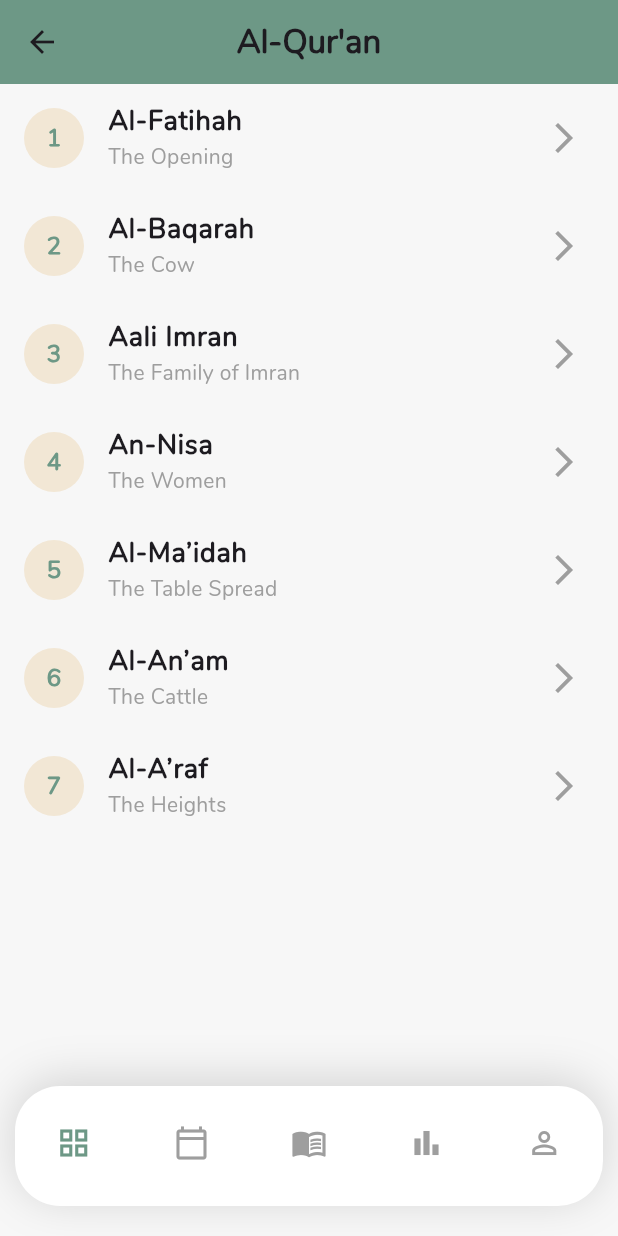
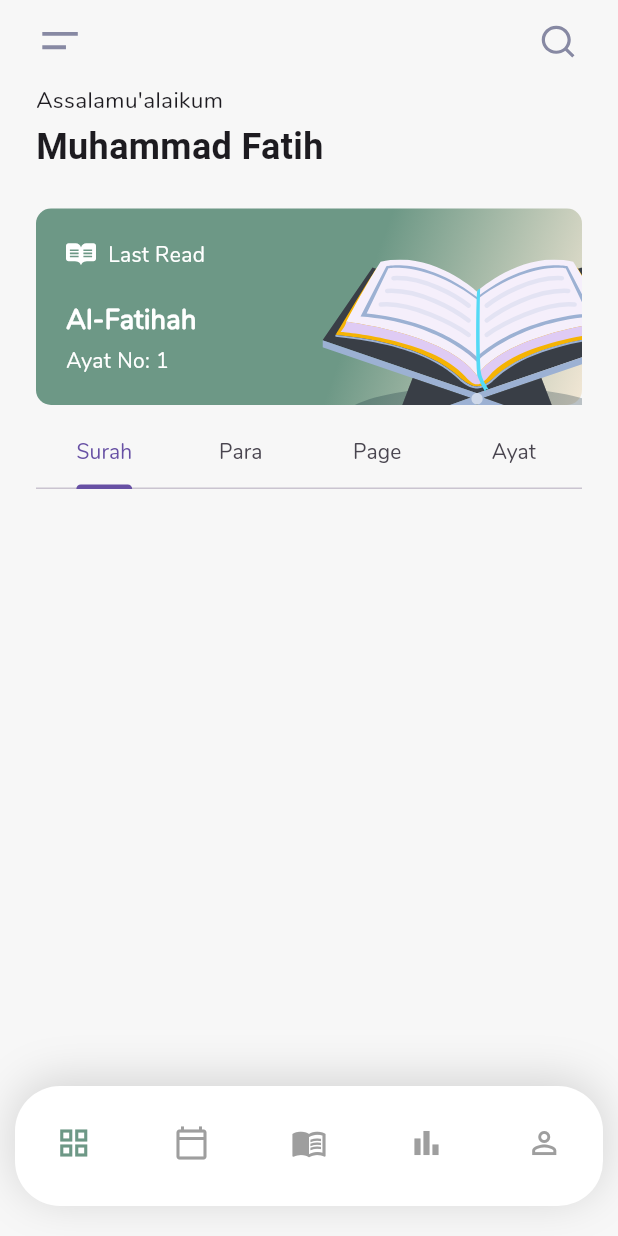
Before and after one commit to muhmmdfath/quranmemorize_pkm, a Flutter app: the QuranScreen screen opened by its route, on a phone screen of 412 x 824 dp. Run offline on Flutter 3.47's test engine with Material 3 defaults, Android fonts, the light colour scheme and no system bars; our stand-ins replace flutter_svg; Roboto replaces fonts that are missing (primary); project files that could hold a hidden picture were left out.

Commit message:
add quran page screen

```diff
--- a/lib/screens/quran_screen.dart
+++ b/lib/screens/quran_screen.dart
@@ -1,105 +1,183 @@
 import 'package:flutter/material.dart';
-import 'package:quranmemmorize_pkm/widgets/navigation.dart';
+import 'package:flutter_svg/svg.dart';
+import '../core/constant/app_colors.dart';
+import '../widgets/navigation.dart';
 
-// Definisi warna untuk konsistensi
-const Color kPrimaryColor = Color(0xff6D9886);
-const Color kSecondaryColor = Color(0xffF2E7D5);
-const Color kTextColor = Colors.grey;
-
-class QuranScreen extends StatefulWidget {
+class QuranScreen extends StatelessWidget {
   const QuranScreen({super.key});
-
-  @override
-  State<QuranScreen> createState() => _QuranScreenState();
-}
-
-class _QuranScreenState extends State<QuranScreen> {
-  final int _selectedIndex = 2; // Default index untuk Quran Screen
 
   @override
   Widget build(BuildContext context) {
     return Scaffold(
-      appBar: AppBar(
-        title: const Text(
-          'Al-Qur\'an',
+      backgroundColor: AppColors.backgroundColor,
+      appBar: _appBar(),
+      bottomNavigationBar: const CustomBottomNavigation(),
+      body: DefaultTabController(
+        length: 4,
+        child: Padding(
+          padding: const EdgeInsets.symmetric(horizontal: 24),
+          child: NestedScrollView(
+              headerSliverBuilder: (context, innerBoxIsScrolled) => [
+                SliverToBoxAdapter(
+                  child: _greeting(),
+                ),
+                const SliverAppBar(
+                  pinned: true,
+                  automaticallyImplyLeading: false,
+                  elevation: 0,
+                  backgroundColor: AppColors.backgroundColor,
+                  bottom: PreferredSize(
+                      preferredSize: Size.fromHeight(0),
+                      child: TabBar(tabs: [
+                        Tab(child: Text('Surah',
                           style: TextStyle(
                             fontFamily: 'child',
-            fontWeight: FontWeight.bold,
+                            fontWeight: FontWeight.w500,
+                          ),
+                        ),),
+                        Tab(child: Text('Para',
+                          style: TextStyle(
+                            fontFamily: 'child',
+                            fontWeight: FontWeight.w500,
+                          ),
+                        ),),
+                        Tab(child: Text('Page',
+                          style: TextStyle(
+                            fontFamily: 'child',
+                            fontWeight: FontWeight.w500,
+                          ),
+                        ),),
+                        Tab(child: Text('Ayat',
+                          style: TextStyle(
+                            fontFamily: 'child',
+                            fontWeight: FontWeight.w500,
+                          ),
+                        ),)
+                      ])
+                  ),
+                )
+              ],
+              body: Container()
+          )
         ),
       ),
-        centerTitle: true,
-        backgroundColor: kPrimaryColor,
-      ),
-      body: surahList.isNotEmpty
-          ? ListView.builder(
-              itemCount: surahList.length,
-              itemBuilder: (context, index) {
-                final surah = surahList[index];
-                return ListTile(
-                  leading: CircleAvatar(
-                    backgroundColor: kSecondaryColor,
-                    child: Text(
-                      surah['number'].toString(),
-                      style: const TextStyle(
+    );
+  }
+
+  Column _greeting() {
+    return Column(
+      crossAxisAlignment: CrossAxisAlignment.start,
+      children: [
+        const Text(
+          "Assalamu'alaikum",
+          style: TextStyle(
             fontFamily: 'child',
-                        fontWeight: FontWeight.bold,
-                        color: kPrimaryColor,
+            fontSize: 15,
+            fontWeight: FontWeight.w500,
           ),
         ),
+        const SizedBox(
+          height: 4,
         ),
-                  title: Text(
-                    surah['name'],
-                    style: const TextStyle(
-                      fontFamily: 'child',
-                      fontSize: 18,
+        const Text(
+          "Muhammad Fatih",
+          style: TextStyle(
+            fontFamily: 'primary',
+            fontSize: 24,
             fontWeight: FontWeight.w600,
           ),
         ),
-                  subtitle: Text(
-                    surah['translation'],
-                    style: const TextStyle(
-                      fontFamily: 'child',
-                      fontSize: 14,
-                      color: kTextColor,
+        const SizedBox(
+          height: 24,
+        ),
+        _lastRead()
+      ],
+    );
+  }
+
+  Stack _lastRead() {
+    return Stack(
+      children: [
+        Container(
+          height: 131,
+          decoration: BoxDecoration(
+              borderRadius: BorderRadius.circular(10),
+              gradient: const LinearGradient(
+                  begin: Alignment.topLeft,
+                  end: Alignment.bottomRight,
+                  stops: [
+                    .58,1
+                  ],
+                  colors: [
+                    Color(0xFF6D9886),
+                    Color(0xFFF2E7D5),
+                  ]
+              )
           ),
         ),
-                  trailing:
-                      const Icon(Icons.arrow_forward_ios, color: kTextColor),
-                  onTap: () {
-                    // Navigasi ke halaman detail Surah (dapat diimplementasikan nanti)
-                    ScaffoldMessenger.of(context).showSnackBar(
-                      SnackBar(
-                        content: Text('Opening Surah: ${surah['name']}'),
+        Positioned(
+            bottom: 0,
+            right: 0,
+            child: SvgPicture.asset('assets/svgs/quran.svg')),
+        Padding(
+          padding: const EdgeInsets.all(20),
+          child: Column(
+            crossAxisAlignment: CrossAxisAlignment.start,
+            children: [
+              Row(
+                children: [
+                  SvgPicture.asset('assets/svgs/book.svg'),
+                  const SizedBox(
+                    width: 8,
                   ),
-                    );
-                  },
-                );
-              },
-            )
-          : const Center(
-              child: Text(
-                'No Surah available.',
+                  const Text('Last Read',
                     style: TextStyle(
                       fontFamily: 'child',
-                  fontSize: 16,
-                  color: kTextColor,
+                      color: Colors.white,
+                      fontWeight: FontWeight.w500,
                     ),
                   ),
+                ],
+              )
+              ,
+              const SizedBox(
+                height: 20,
               ),
-      extendBody: true,
-      bottomNavigationBar: const CustomBottomNavigation(),
+              const Text('Al-Fatihah',
+                style: TextStyle(
+                  fontFamily: 'child',
+                  color: Colors.white,
+                  fontWeight: FontWeight.w600,
+                  fontSize: 18,
+                ),
+              ),
+              const SizedBox(
+                height: 4,
+              ),
+              const Text('Ayat No: 1',
+                style: TextStyle(
+                  fontFamily: 'child',
+                  color: Colors.white,
+                ),
+              ),
+            ],
+          ),
+        )
+      ],
     );
   }
+
+  AppBar _appBar() => AppBar(
+    backgroundColor: AppColors.backgroundColor,
+    automaticallyImplyLeading: false,
+    elevation: 0,
+    title: Row(children: [
+      IconButton(onPressed: (() => {}), icon: SvgPicture.asset('assets/svgs/menu-icon.svg')),
+      const SizedBox(
+        width: 24,
+      ),
+      const Spacer(),
+      IconButton(onPressed: (() => {}), icon: SvgPicture.asset('assets/svgs/search.svg')),
+    ],),
+  );
 }
-
-// Daftar Surah untuk demonstrasi
-final List<Map<String, dynamic>> surahList = [
-  {'number': 1, 'name': 'Al-Fatihah', 'translation': 'The Opening'},
-  {'number': 2, 'name': 'Al-Baqarah', 'translation': 'The Cow'},
-  {'number': 3, 'name': 'Aali Imran', 'translation': 'The Family of Imran'},
-  {'number': 4, 'name': 'An-Nisa', 'translation': 'The Women'},
-  {'number': 5, 'name': 'Al-Ma’idah', 'translation': 'The Table Spread'},
-  {'number': 6, 'name': 'Al-An’am', 'translation': 'The Cattle'},
-  {'number': 7, 'name': 'Al-A’raf', 'translation': 'The Heights'},
-  // Tambahkan lebih banyak Surah jika diperlukan
-];
--- a/pubspec.yaml
+++ b/pubspec.yaml
@@ -10,6 +10,8 @@ environment:
 dependencies:
   flutter:
     sdk: flutter
+  flutter_svg: ^1.1.6
+  dio: ^4.0.6
 
   # The following adds the Cupertino Icons font to your application.
   cupertino_icons: ^1.0.8
@@ -37,6 +39,7 @@ flutter:
   # Assets section for adding images or other resources
   assets:
     - assets/images/
+    - assets/svgs/
 
   # Localization configuration
   generate: true
```
Also changed, not shown: assets/svgs/bar-chart.svg (added), assets/svgs/book.svg (added), assets/svgs/calendar.svg (added), assets/svgs/dashboard.svg (added), assets/svgs/menu-icon.svg (added), assets/svgs/quran-icon.svg (added), assets/svgs/quran.svg (added), assets/svgs/search.svg (added), assets/svgs/user.svg (added), pubspec.lock. Lines whose indentation alone changed are shown as unchanged.
